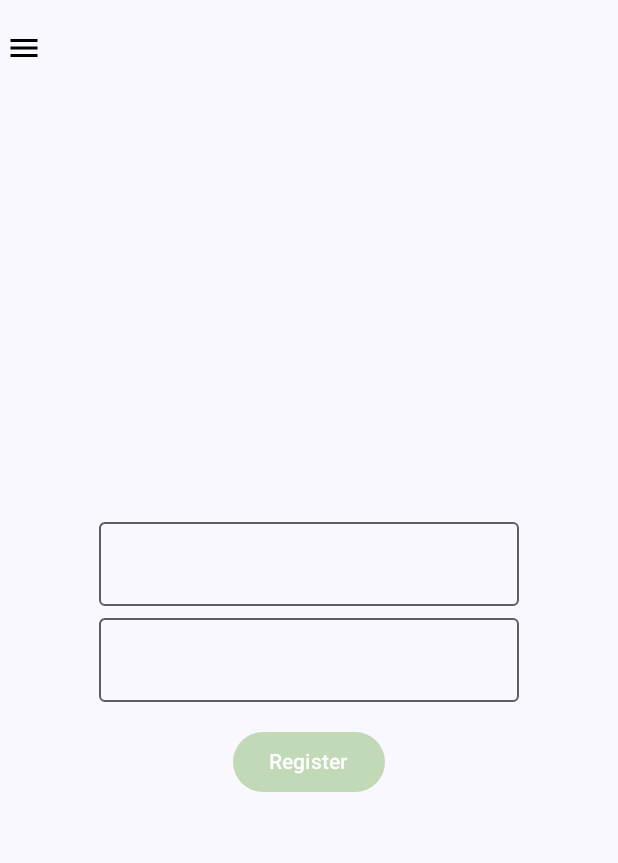
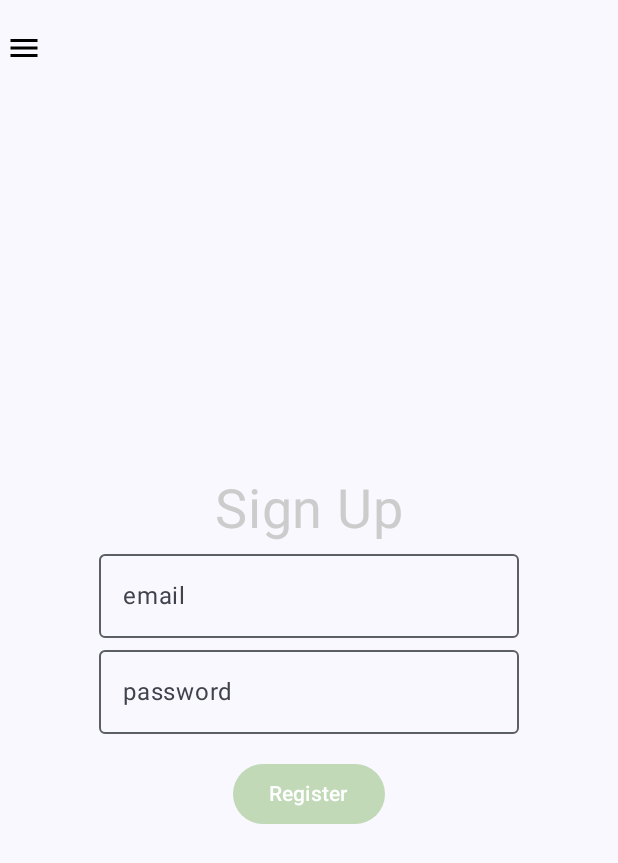
Before and after one commit to jaredbaca/RecyclingTracker, an Android app built with Jetpack Compose: the screen it shows after launch (MainActivity), after a tap on "Create Account", on a phone screen of 412 x 824 dp. Shown: the top 863 px of the screen. Run offline under Robolectric (Android 15) with nearby library versions, the phone set to English and light mode, and no system bars; our stand-ins replace Dagger/Hilt's generated code, Firebase (no records; nobody signed in at launch, a user with empty details on screens opened directly), livedata-compose; 1 statement that could not run was skipped.

Commit message:
fixed initial stats

```diff
--- a/app/src/main/java/edu/bu/recyclingtracker/authentication/LoginScreen.kt
+++ b/app/src/main/java/edu/bu/recyclingtracker/authentication/LoginScreen.kt
@@ -27,9 +27,12 @@ import androidx.compose.runtime.saveable.rememberSaveable
 import androidx.compose.runtime.setValue
 import androidx.compose.ui.Alignment
 import androidx.compose.ui.Modifier
+import androidx.compose.ui.graphics.Color
 import androidx.compose.ui.platform.LocalContext
 import androidx.compose.ui.text.input.KeyboardType
+import androidx.compose.ui.text.style.TextAlign
 import androidx.compose.ui.unit.dp
+import androidx.compose.ui.unit.sp
 import androidx.hilt.navigation.compose.hiltViewModel
 import androidx.navigation.NavHostController
 import com.google.firebase.auth.FirebaseAuth
@@ -60,7 +63,7 @@ fun LoginScreen(navController: NavHostController) {
     ) {
         Column(verticalArrangement = Arrangement.Center,
             horizontalAlignment = Alignment.CenterHorizontally) {
-
+            Text(text = "Sign In", fontSize = 36.sp, color = Color.LightGray)
             OutlinedTextField(value = email,
                 onValueChange = {
                     email = it
--- a/app/src/main/java/edu/bu/recyclingtracker/authentication/SignUpScreen.kt
+++ b/app/src/main/java/edu/bu/recyclingtracker/authentication/SignUpScreen.kt
@@ -25,9 +25,11 @@ import androidx.compose.runtime.saveable.rememberSaveable
 import androidx.compose.runtime.setValue
 import androidx.compose.ui.Alignment
 import androidx.compose.ui.Modifier
+import androidx.compose.ui.graphics.Color
 import androidx.compose.ui.platform.LocalContext
 import androidx.compose.ui.text.input.KeyboardType
 import androidx.compose.ui.unit.dp
+import androidx.compose.ui.unit.sp
 import androidx.hilt.navigation.compose.hiltViewModel
 import androidx.navigation.NavHostController
 import com.google.firebase.auth.FirebaseAuth
@@ -60,12 +62,14 @@ fun SignUpScreen(
         Column(verticalArrangement = Arrangement.Center,
             horizontalAlignment = Alignment.CenterHorizontally) {
 
+            Text(text = "Sign Up", fontSize = 36.sp, color = Color.LightGray)
+
             //Email
             OutlinedTextField(value = email,
                 onValueChange = {
                     email = it
                 },
-                label = {Text(email)},
+                label = {Text("email")},
             )
 
             //Password
@@ -73,7 +77,7 @@ fun SignUpScreen(
                 onValueChange = {
                     password = it
                 },
-                label = {Text(password)},
+                label = {Text("password")},
                 keyboardOptions = KeyboardOptions(keyboardType = KeyboardType.Password),
             )
 //            loginField(label = "Confirm Password", keyboardType = KeyboardOptions(keyboardType = KeyboardType.Password))
--- a/app/src/main/java/edu/bu/recyclingtracker/ui/LogRecyclablesViewModel.kt
+++ b/app/src/main/java/edu/bu/recyclingtracker/ui/LogRecyclablesViewModel.kt
@@ -33,7 +33,10 @@ class LogRecyclablesViewModel(private val repository: RecyclingTrackerRepository
      * Updates item totals held in ViewModel with totals from Firestore DB
     */
     suspend fun updateTotals() {
-        totals.value = getTotalsFromDB().toMutableMap()
+        var dbTotals = getTotalsFromDB()
+        if(dbTotals.isNotEmpty()) {
+            totals.value = getTotalsFromDB().toMutableMap()
+        }
     }
 
     /*
```
Also changed, not shown: app/src/main/java/edu/bu/recyclingtracker/ui/components/PieChart.kt (+7 -2 lines).
